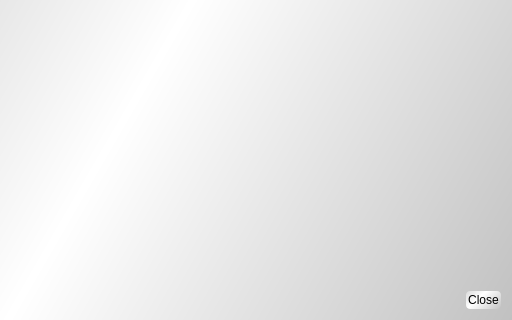
Before: the Qt Designer form ui/record_view.ui in TryExceptElse/pyleadstool, drawn with Qt 5; both pictures show x 0 to 512 and y 192 to 512 of the 512 by 512 pixel window.
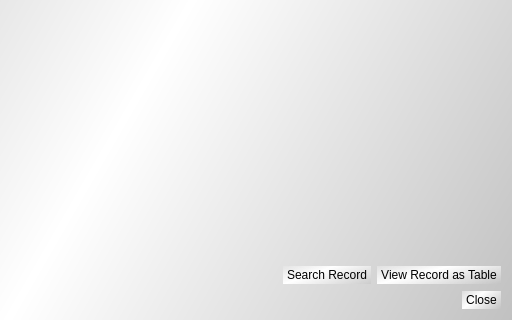
After: the same form once the commit is applied.

Commit message: created skeletons of record_val_search, record_view, and records_view dialogs.

```diff
--- a/ui/record_view.ui
+++ b/ui/record_view.ui
@@ -16,7 +16,7 @@
   <property name="styleSheet">
    <string notr="true">QWidget {
 	background-color: rgba(0, 0, 0, 0);
-    border-radius: 4px;
+    border-radius: -0px;
     padding: 2px;
 	font: 10pt &quot;Lato&quot;;
 }
@@ -49,6 +49,8 @@
 
 QPushButton{
      background-color: qlineargradient(spread:reflect, x1:0.262, y1:0.573773, x2:1, y2:1, stop:0 rgba(255, 255, 255, 255), stop:1 rgba(193, 193, 193, 120));
+    padding-left: 4px;
+    padding-right: 4px;
 }
 
 QPushButton:hover{
@@ -93,9 +95,32 @@
 
 QTableCornerButton::section  {
 	background-color: rgba(0, 0, 0, 0);
+}
+
+QLineEdit {
+    background-color: rgba(0, 0, 0, 00);
+}
+
+QLineEdit:hover {
+    background-color: rgba(0, 0, 0, 20);
+}
+
+QDateTimeEdit {
+    background-color: rgba(0, 0, 0, 0);
+}
+
+QDateTimeEdit:hover {
+    background-color: rgba(0, 0, 0, 20);
+}
+
+QComboBox{
+}
+
+QComboBox:Hover{
+    background-color: rgba(0, 0, 0, 20);
 }</string>
   </property>
-  <layout class="QVBoxLayout" name="verticalLayout" stretch="0,0,1,0">
+  <layout class="QVBoxLayout" name="verticalLayout" stretch="0,0,1,0,0">
    <item>
     <widget class="QLabel" name="translationRecordLabel">
      <property name="text">
@@ -217,6 +242,61 @@
      </item>
     </layout>
    </item>
+   <item>
+    <layout class="QHBoxLayout" name="actionBar" stretch="0,0,0">
+     <property name="leftMargin">
+      <number>0</number>
+     </property>
+     <item>
+      <spacer name="horizontalSpacer">
+       <property name="orientation">
+        <enum>Qt::Horizontal</enum>
+       </property>
+       <property name="sizeHint" stdset="0">
+        <size>
+         <width>40</width>
+         <height>20</height>
+        </size>
+       </property>
+      </spacer>
+     </item>
+     <item>
+      <widget class="QPushButton" name="pushButton_2">
+       <property name="sizePolicy">
+        <sizepolicy hsizetype="Fixed" vsizetype="Fixed">
+         <horstretch>0</horstretch>
+         <verstretch>0</verstretch>
+        </sizepolicy>
+       </property>
+       <property name="toolTip">
+        <string>&lt;html&gt;&lt;head/&gt;&lt;body&gt;&lt;p&gt;Search entries in translation record for a specific value&lt;/p&gt;&lt;/body&gt;&lt;/html&gt;</string>
+       </property>
+       <property name="text">
+        <string>Search Record</string>
+       </property>
+      </widget>
+     </item>
+     <item>
+      <widget class="QPushButton" name="pushButton">
+       <property name="sizePolicy">
+        <sizepolicy hsizetype="Fixed" vsizetype="Fixed">
+         <horstretch>0</horstretch>
+         <verstretch>0</verstretch>
+        </sizepolicy>
+       </property>
+       <property name="toolTip">
+        <string>&lt;html&gt;&lt;head/&gt;&lt;body&gt;&lt;p&gt;View record as a table of values by entry and column.&lt;/p&gt;&lt;/body&gt;&lt;/html&gt;</string>
+       </property>
+       <property name="layoutDirection">
+        <enum>Qt::LeftToRight</enum>
+       </property>
+       <property name="text">
+        <string>View Record as Table</string>
+       </property>
+      </widget>
+     </item>
+    </layout>
+   </item>
    <item>
     <widget class="QDialogButtonBox" name="buttonBox">
      <property name="orientation">
```
The commit also changes 10 other files.
